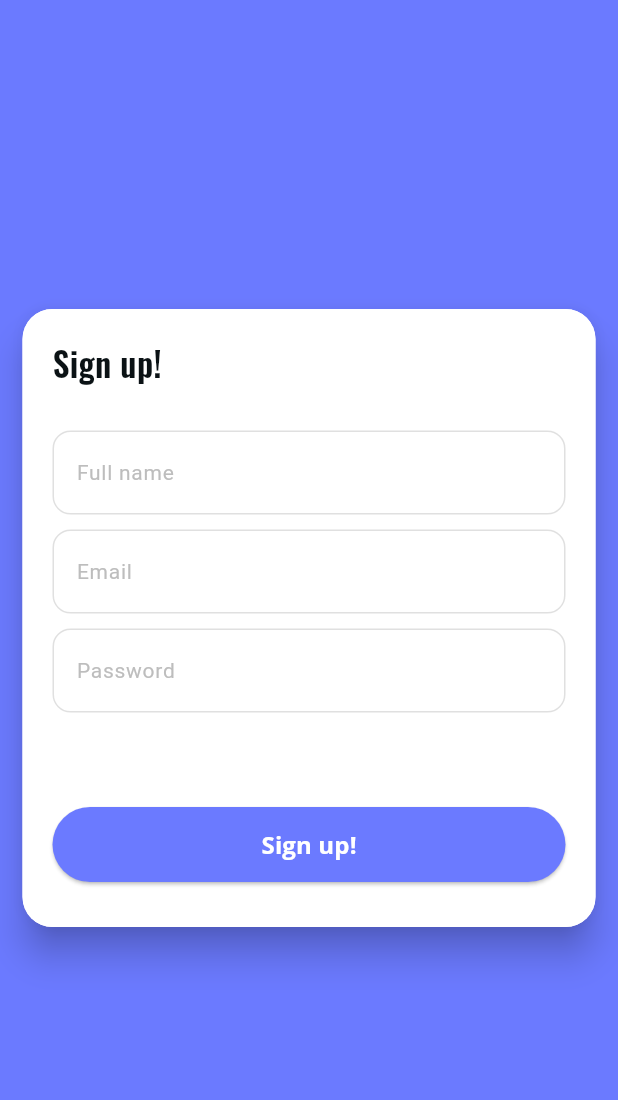
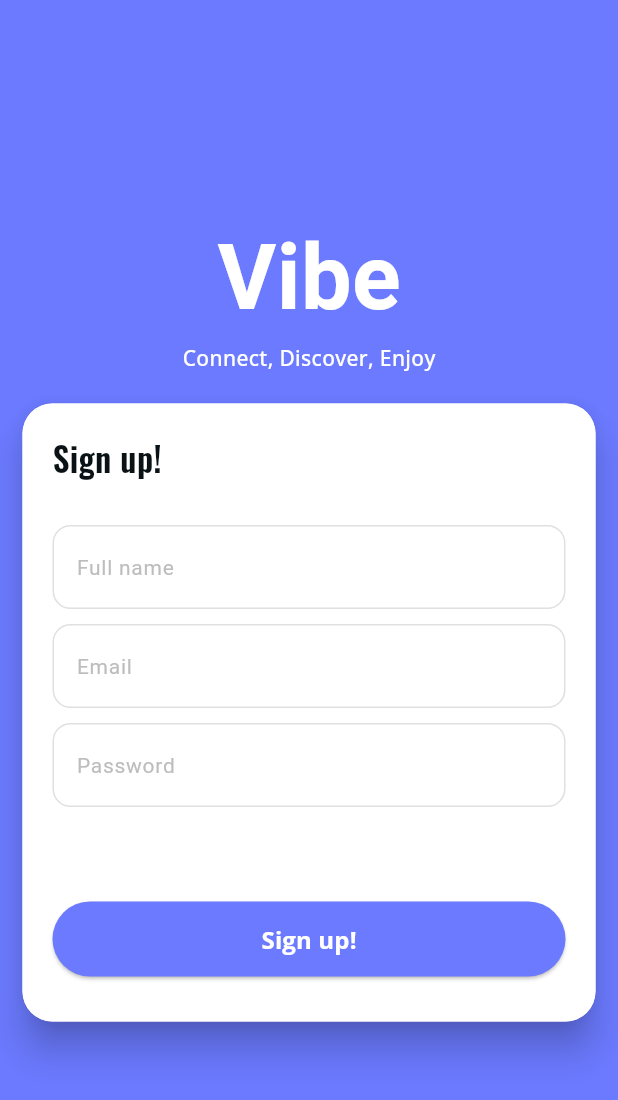
Before and after one commit to romolonobre/Vibe-Events, a Flutter app: the screen it shows after launch, after a tap on "Sign up", on a phone screen of 412 x 824 dp. Shown: the top 1100 px of the screen. Run offline on Flutter 3.47's test engine with Material 3 defaults, Android fonts, the phone set to English and light mode, and no system bars; our stand-ins replace flutter_bloc, get_it, go_router, google_fonts; network calls fail.

Commit message:
create AppLogo widget

```diff
--- a/analysis_options.yaml
+++ b/analysis_options.yaml
@@ -7,6 +7,10 @@
 
 # The following line activates a set of recommended lints for Flutter apps,
 # packages, and plugins designed to encourage good coding practices.
+analyzer:
+  errors:
+    avoid_function_literals_in_foreach_calls: ignore
+    control_flow_in_finally: ignore
 include: package:flutter_lints/flutter.yaml
 
 linter:
--- /dev/null
+++ b/lib/app/_commons/widgets/app_logo.dart
@@ -0,0 +1,40 @@
+// ignore_for_file: public_member_api_docs, sort_constructors_first
+import 'package:flutter/material.dart';
+
+import '../vibe_ui/typography/vui_text.dart';
+
+class AppLogo extends StatelessWidget {
+  Color logoColor;
+  Color sloganColor;
+  double logoSize;
+  double sloganSize;
+  AppLogo({
+    super.key,
+    this.logoColor = Colors.white,
+    this.sloganColor = Colors.white,
+    this.logoSize = 60,
+    this.sloganSize = 14,
+  });
+
+  @override
+  Widget build(BuildContext context) {
+    return Column(
+      crossAxisAlignment: CrossAxisAlignment.center,
+      children: [
+        Text(
+          "Vibe",
+          style: TextStyle(
+            color: logoColor,
+            fontSize: logoSize,
+            fontWeight: FontWeight.bold,
+          ),
+        ),
+        VUIText.content(
+          "Connect, Discover, Enjoy",
+          fontsize: sloganSize,
+          color: sloganColor,
+        ),
+      ],
+    );
+  }
+}
--- a/lib/app/authentication/ui/login_screen.dart
+++ b/lib/app/authentication/ui/login_screen.dart
@@ -6,6 +6,7 @@ import 'package:vibe/app/_commons/widgets/vibe_textformfield.dart';
 
 import '../../_commons/vibe_ui/palette/vui_palette.dart';
 import '../../_commons/vibe_ui/vui_buttons.dart';
+import '../../_commons/widgets/app_logo.dart';
 import 'widgtes/platform_login_button.dart';
 
 class LoginScreen extends StatelessWidget {
@@ -19,6 +20,8 @@ class LoginScreen extends StatelessWidget {
       body: Column(
         mainAxisAlignment: MainAxisAlignment.end,
         children: [
+          AppLogo(),
+          const SizedBox(height: 20),
           Padding(
             padding: const EdgeInsets.only(left: 15, right: 15, bottom: 90),
             child: Material(
--- a/lib/app/authentication/ui/register_screen.dart
+++ b/lib/app/authentication/ui/register_screen.dart
@@ -4,6 +4,7 @@ import 'package:vibe/app/_commons/extensions.dart';
 import '../../_commons/vibe_ui/palette/vui_palette.dart';
 import '../../_commons/vibe_ui/typography/vui_text.dart';
 import '../../_commons/vibe_ui/vui_buttons.dart';
+import '../../_commons/widgets/app_logo.dart';
 import '../../_commons/widgets/vibe_textformfield.dart';
 
 class RegisterScreen extends StatelessWidget {
@@ -17,6 +18,8 @@ class RegisterScreen extends StatelessWidget {
       body: Column(
         mainAxisAlignment: MainAxisAlignment.center,
         children: [
+          AppLogo(),
+          const SizedBox(height: 20),
           Padding(
             padding: const EdgeInsets.only(left: 15, right: 15),
             child: Material(
--- a/lib/app/splash_screen.dart
+++ b/lib/app/splash_screen.dart
@@ -1,7 +1,7 @@
 import 'package:flutter/material.dart';
 import 'package:go_router/go_router.dart';
 import 'package:vibe/app/_commons/vibe_ui/palette/vui_palette.dart';
-import 'package:vibe/app/_commons/vibe_ui/typography/vui_text.dart';
+import 'package:vibe/app/_commons/widgets/app_logo.dart';
 
 class SplashScreen extends StatefulWidget {
   const SplashScreen({super.key});
@@ -22,21 +22,14 @@ class _SplashScreenState extends State<SplashScreen> {
   @override
   Widget build(BuildContext context) {
     return Scaffold(
+        backgroundColor: VUIPalette.primaryColor,
         body: SizedBox(
           width: double.infinity,
           child: Column(
             mainAxisAlignment: MainAxisAlignment.center,
             crossAxisAlignment: CrossAxisAlignment.center,
             children: [
-          const Text(
-            "Vibe",
-            style: TextStyle(
-              color: VUIPalette.primaryColor,
-              fontSize: 68,
-              fontWeight: FontWeight.bold,
-            ),
-          ),
-          VUIText.content("Connec, Discover, Enjoy", fontsize: 14)
+              AppLogo(),
             ],
           ),
         ));
--- a/lib/main.dart
+++ b/lib/main.dart
@@ -1,8 +1,11 @@
 import 'package:flutter/material.dart';
 
+import 'app/_commons/app_services/injector.dart';
 import 'app/_commons/app_services/routers.dart';
 
 void main() {
+  setupInjector();
+
   runApp(const MyApp());
 }
 
```
Also changed, not shown: lib/app/home/ui/event_details_screen.dart (+98 -58 lines), lib/app/home/ui/home_screen.dart (+8 -10 lines), pubspec.lock, 6 other files. Lines whose indentation alone changed are shown as unchanged.
